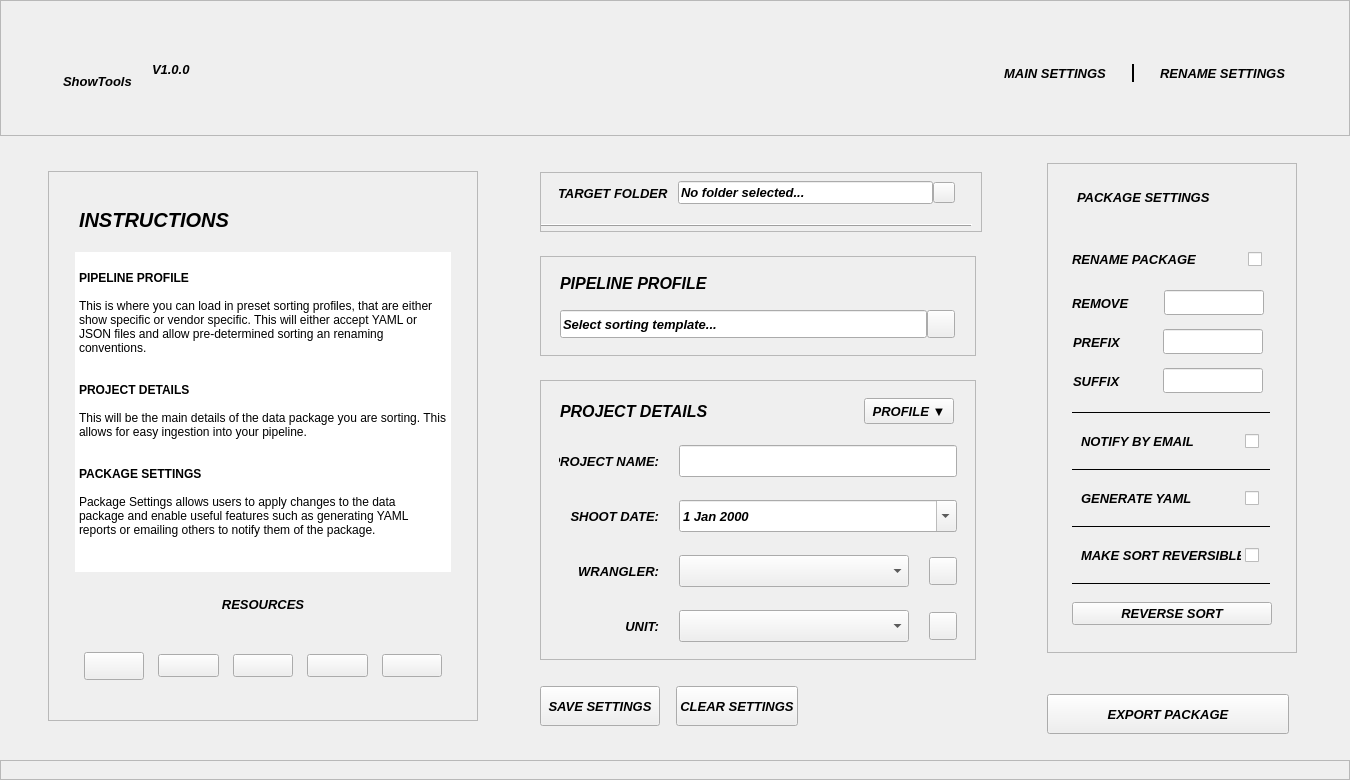
HarryShaper/Assignments_repository, file showtools/ui/ShowTools.ui: the form before one commit.
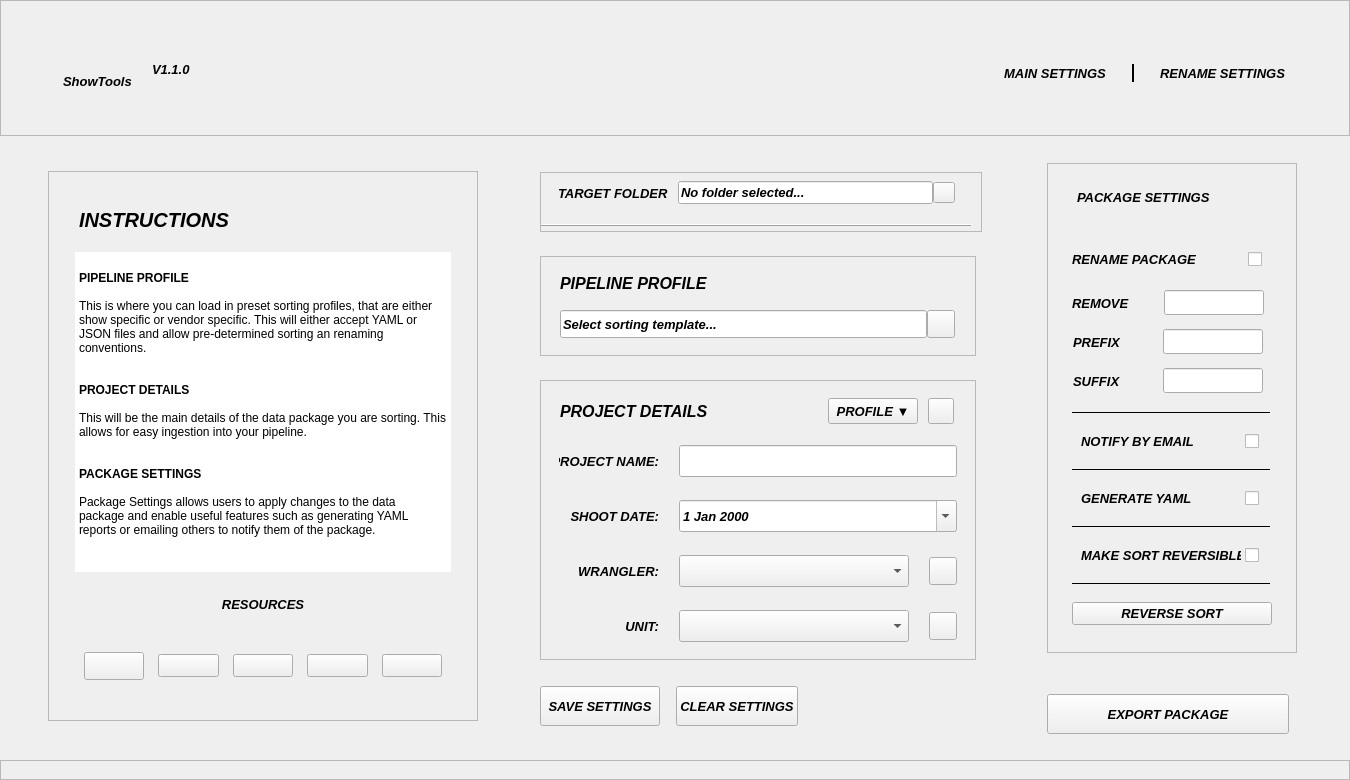
The form after the commit. Icons and pictures are not drawn.

Commit message: Add episodic slate support and UI update

```diff
--- a/showtools/ui/ShowTools.ui
+++ b/showtools/ui/ShowTools.ui
@@ -1336,7 +1336,7 @@
                   </size>
                  </property>
                  <property name="text">
-                  <string>V1.0.0</string>
+                  <string>V1.1.0</string>
                  </property>
                  <property name="alignment">
                   <set>Qt::AlignLeading|Qt::AlignLeft|Qt::AlignVCenter</set>
@@ -2192,6 +2192,9 @@
                      </property>
                      <item>
                       <layout class="QHBoxLayout" name="horizontalLayout_70">
+                       <property name="spacing">
+                        <number>0</number>
+                       </property>
                        <item>
                         <widget class="QLabel" name="title_projectDetails">
                          <property name="font">
@@ -2210,6 +2213,19 @@
                          </property>
                         </widget>
                        </item>
+                       <item>
+                        <spacer name="horizontalSpacer_12">
+                         <property name="orientation">
+                          <enum>Qt::Horizontal</enum>
+                         </property>
+                         <property name="sizeHint" stdset="0">
+                          <size>
+                           <width>40</width>
+                           <height>20</height>
+                          </size>
+                         </property>
+                        </spacer>
+                       </item>
                        <item>
                         <widget class="QPushButton" name="btn_showProfile">
                          <property name="minimumSize">
@@ -2229,6 +2245,47 @@
                          </property>
                         </widget>
                        </item>
+                       <item>
+                        <spacer name="horizontalSpacer_11">
+                         <property name="orientation">
+                          <enum>Qt::Horizontal</enum>
+                         </property>
+                         <property name="sizeType">
+                          <enum>QSizePolicy::Fixed</enum>
+                         </property>
+                         <property name="sizeHint" stdset="0">
+                          <size>
+                           <width>10</width>
+                           <height>20</height>
+                          </size>
+                         </property>
+                        </spacer>
+                       </item>
+                       <item>
+                        <widget class="QPushButton" name="btn_slateSettings">
+                         <property name="sizePolicy">
+                          <sizepolicy hsizetype="Fixed" vsizetype="Fixed">
+                           <horstretch>0</horstretch>
+                           <verstretch>0</verstretch>
+                          </sizepolicy>
+                         </property>
+                         <property name="minimumSize">
+                          <size>
+                           <width>26</width>
+                           <height>26</height>
+                          </size>
+                         </property>
+                         <property name="maximumSize">
+                          <size>
+                           <width>26</width>
+                           <height>26</height>
+                          </size>
+                         </property>
+                         <property name="text">
+                          <string/>
+                         </property>
+                        </widget>
+                       </item>
                       </layout>
                      </item>
                     </layout>
```
Left out of the diff: 17 changed lines with no effect on the pictures. The commit also changes 5 other files.
